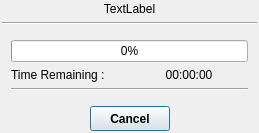
Qt form branches/nugui/src/gui/progress.ui (trisyoungs/aten) before a commit.
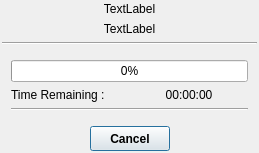
The same form after that commit. Icons and pictures are not drawn.

Commit message: Temporarily removed all calls to old progress dialog.

```diff
--- a/branches/nugui/src/gui/progress.ui
+++ b/branches/nugui/src/gui/progress.ui
@@ -6,9 +6,15 @@
     <x>0</x>
     <y>0</y>
     <width>259</width>
-    <height>116</height>
+    <height>131</height>
    </rect>
   </property>
+  <property name="sizePolicy">
+   <sizepolicy hsizetype="Preferred" vsizetype="Minimum">
+    <horstretch>0</horstretch>
+    <verstretch>0</verstretch>
+   </sizepolicy>
+  </property>
   <property name="windowTitle">
    <string>Dialog</string>
   </property>
@@ -17,7 +23,17 @@
     <number>2</number>
    </property>
    <item>
-    <widget class="QLabel" name="InfoLabel">
+    <widget class="QLabel" name="JobTitleLabel">
+     <property name="text">
+      <string>TextLabel</string>
+     </property>
+     <property name="alignment">
+      <set>Qt::AlignCenter</set>
+     </property>
+    </widget>
+   </item>
+   <item>
+    <widget class="QLabel" name="SecondaryJobTitleLabel">
      <property name="text">
       <string>TextLabel</string>
      </property>
```
Left out of the diff: 5 changed lines with no effect on the pictures. The commit also changes 15 other files.
